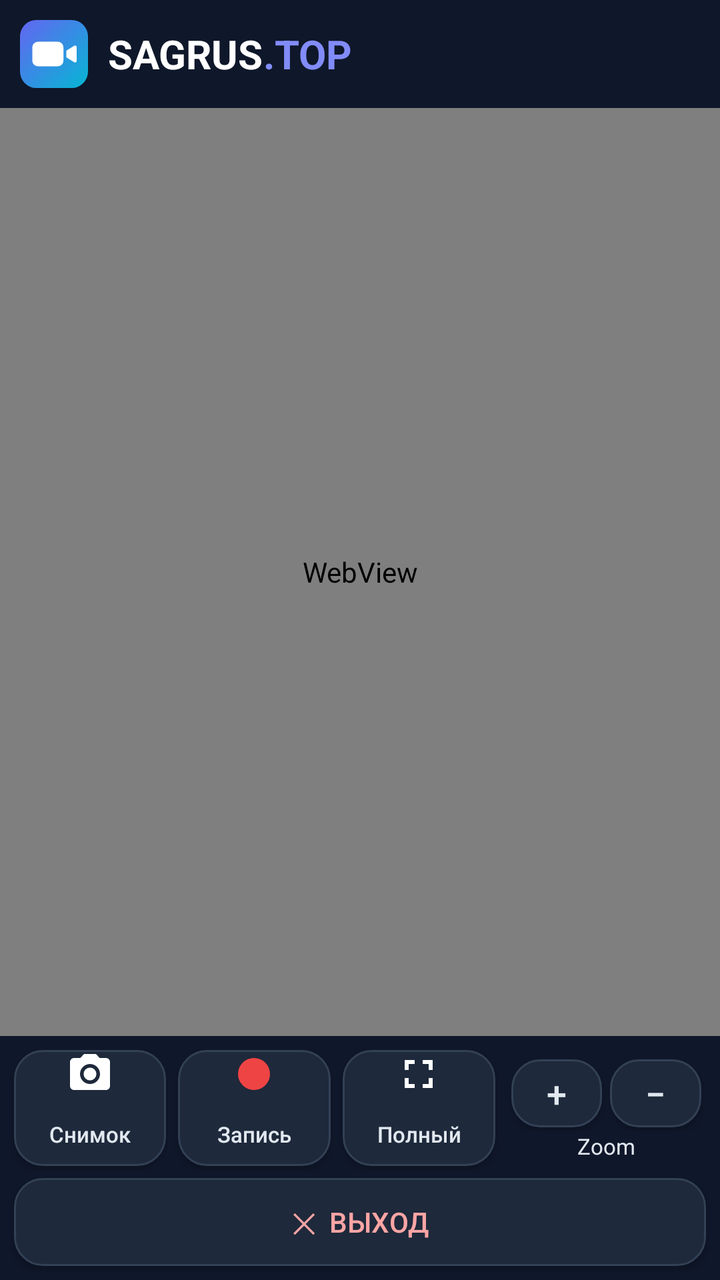
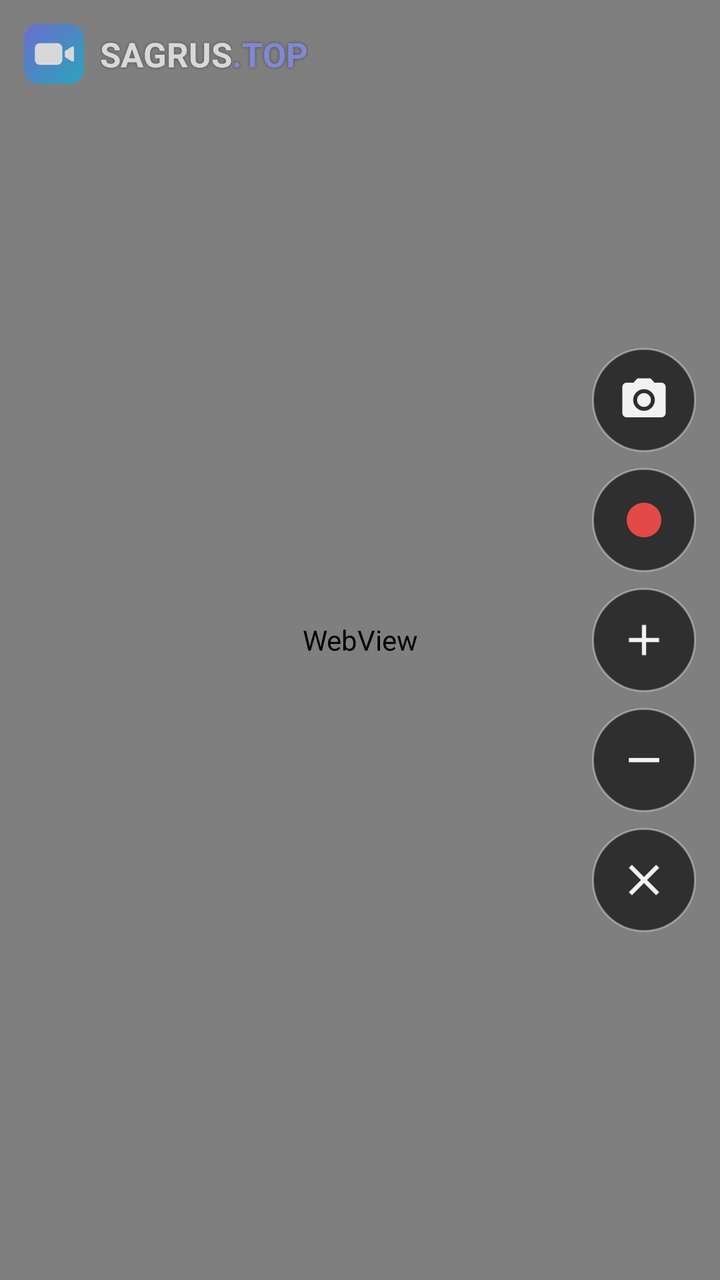

Compare the two renders of this Android layout. The source of the first and the diff that turns it into the second are given below.
<!-- AndroidManifest.xml: application theme AppTheme -->
<!-- res/layout/activity_main.xml -->
<?xml version="1.0" encoding="utf-8"?>
<FrameLayout xmlns:android="http://schemas.android.com/apk/res/android" android:id="@+id/root"
    android:layout_width="match_parent" android:layout_height="match_parent" android:background="#000000">
    <LinearLayout android:layout_width="match_parent" android:layout_height="match_parent" android:orientation="vertical">
        <LinearLayout android:id="@+id/header" android:layout_width="match_parent" android:layout_height="wrap_content"
            android:orientation="horizontal" android:gravity="center_vertical" android:background="#0F172A" android:padding="10dp">
            <ImageView android:layout_width="34dp" android:layout_height="34dp" android:src="@drawable/ic_logo"/>
            <TextView android:layout_width="wrap_content" android:layout_height="wrap_content" android:layout_marginStart="10dp"
                android:text="SAGRUS" android:textColor="#FFFFFF" android:textSize="20sp" android:textStyle="bold"/>
            <TextView android:layout_width="wrap_content" android:layout_height="wrap_content"
                android:text=".TOP" android:textColor="#818CF8" android:textSize="20sp" android:textStyle="bold"/>
        </LinearLayout>
        <FrameLayout android:id="@+id/videoHost" android:layout_width="match_parent" android:layout_height="0dp"
            android:layout_weight="1" android:background="#000000">
            <WebView android:id="@+id/web" android:layout_width="match_parent" android:layout_height="match_parent"
                android:layout_gravity="center"/>
        </FrameLayout>
        <LinearLayout android:id="@+id/bar" android:layout_width="match_parent" android:layout_height="wrap_content"
            android:orientation="vertical" android:background="#0F172A" android:padding="4dp">
            <LinearLayout android:layout_width="match_parent" android:layout_height="wrap_content" android:orientation="horizontal">
                <Button android:id="@+id/btnShot" style="@style/Btn" android:drawableTop="@drawable/ic_cam" android:text="Снимок"/>
                <Button android:id="@+id/btnRec" style="@style/Btn" android:drawableTop="@drawable/ic_rec" android:text="Запись"/>
                <Button android:id="@+id/btnFull" style="@style/Btn" android:drawableTop="@drawable/ic_fs" android:text="Полный"/>
                <LinearLayout android:layout_width="0dp" android:layout_height="58dp" android:layout_weight="1.3"
                    android:layout_margin="3dp" android:orientation="vertical" android:gravity="center">
                    <LinearLayout android:layout_width="match_parent" android:layout_height="wrap_content" android:orientation="horizontal">
                        <Button android:id="@+id/btnZin" style="@style/BtnZ" android:text="+"/>
                        <Button android:id="@+id/btnZout" style="@style/BtnZ" android:text="−"/>
                    </LinearLayout>
                    <TextView android:layout_width="wrap_content" android:layout_height="wrap_content"
                        android:text="Zoom" android:textColor="#E2E8F0" android:textSize="11sp"/>
                </LinearLayout>
            </LinearLayout>
            <Button android:id="@+id/btnExit" style="@style/ExitBtn" android:text="✕  ВЫХОД"/>
        </LinearLayout>
    </LinearLayout>
    <LinearLayout android:id="@+id/ovl" android:layout_width="wrap_content" android:layout_height="wrap_content"
        android:layout_gravity="bottom|center_horizontal" android:orientation="horizontal" android:alpha="0.9" android:visibility="gone">
        <ImageButton android:id="@+id/ovShot" style="@style/Ov" android:src="@drawable/ic_cam"/>
        <ImageButton android:id="@+id/ovRec" style="@style/Ov" android:src="@drawable/ic_rec"/>
        <ImageButton android:id="@+id/ovZin" style="@style/Ov" android:src="@drawable/ic_plus"/>
        <ImageButton android:id="@+id/ovZout" style="@style/Ov" android:src="@drawable/ic_minus"/>
        <ImageButton android:id="@+id/ovFull" style="@style/Ov" android:src="@drawable/ic_fs_exit"/>
    </LinearLayout>
</FrameLayout>
<!-- resources referenced by this layout -->
<resources>
  <!-- drawable ic_fs (drawable) -->
  <vector xmlns:android="http://schemas.android.com/apk/res/android" android:width="24dp" android:height="24dp" android:viewportWidth="24" android:viewportHeight="24">
      <path android:fillColor="#FFFFFF" android:pathData="M7,14H5v5h5v-2H7v-3zM5,10h2V7h3V5H5v5zM17,17h-3v2h5v-5h-2v3zM14,5v2h3v3h2V5h-5z"/>
  </vector>
  <!-- drawable ic_fs_exit (drawable) -->
  <vector xmlns:android="http://schemas.android.com/apk/res/android" android:width="24dp" android:height="24dp" android:viewportWidth="24" android:viewportHeight="24">
      <path android:fillColor="#FFFFFF" android:pathData="M5,16h3v3h2v-5H5v2zM8,8H5v2h5V5H8v3zM14,19h2v-3h3v-2h-5v5zM16,8V5h-2v5h5V8h-3z"/>
  </vector>
  <!-- drawable ic_minus (drawable) -->
  <vector xmlns:android="http://schemas.android.com/apk/res/android" android:width="24dp" android:height="24dp" android:viewportWidth="24" android:viewportHeight="24">
      <path android:fillColor="#FFFFFF" android:pathData="M19,13H5v-2h14v2z"/>
  </vector>
  <!-- drawable ic_plus (drawable) -->
  <vector xmlns:android="http://schemas.android.com/apk/res/android" android:width="24dp" android:height="24dp" android:viewportWidth="24" android:viewportHeight="24">
      <path android:fillColor="#FFFFFF" android:pathData="M19,13h-6v6h-2v-6H5v-2h6V5h2v6h6v2z"/>
  </vector>
  <style name="Btn">
          <item name="android:layout_width">0dp</item>
          <item name="android:layout_height">58dp</item>
          <item name="android:layout_weight">1</item>
          <item name="android:layout_margin">3dp</item>
          <item name="android:background">@drawable/btn_bg</item>
          <item name="android:textColor">#E2E8F0</item>
          <item name="android:textSize">11sp</item>
          <item name="android:textAllCaps">false</item>
          <item name="android:padding">0dp</item>
          <item name="android:minWidth">0dp</item>
          <item name="android:minHeight">0dp</item>
          <item name="android:drawablePadding">2dp</item>
      </style>
  <style name="BtnZ">
          <item name="android:layout_width">0dp</item>
          <item name="android:layout_height">34dp</item>
          <item name="android:layout_weight">1</item>
          <item name="android:layout_margin">2dp</item>
          <item name="android:background">@drawable/btn_bg</item>
          <item name="android:textColor">#E2E8F0</item>
          <item name="android:textSize">18sp</item>
          <item name="android:textAllCaps">false</item>
          <item name="android:padding">0dp</item>
          <item name="android:minWidth">0dp</item>
          <item name="android:minHeight">0dp</item>
      </style>
  <style name="ExitBtn">
          <item name="android:layout_width">match_parent</item>
          <item name="android:layout_height">44dp</item>
          <item name="android:layout_margin">3dp</item>
          <item name="android:background">@drawable/btn_bg</item>
          <item name="android:textColor">#FCA5A5</item>
          <item name="android:textSize">14sp</item>
          <item name="android:textAllCaps">false</item>
          <item name="android:minWidth">0dp</item>
          <item name="android:minHeight">0dp</item>
      </style>
  <style name="AppTheme" parent="android:Theme.Material.NoActionBar">
          <item name="android:windowBackground">@android:color/black</item>
          <item name="android:statusBarColor">#0F172A</item>
          <item name="android:navigationBarColor">#0F172A</item>
      </style>
  <!-- drawable btn_bg (drawable) -->
  <selector xmlns:android="http://schemas.android.com/apk/res/android">
      <item android:state_activated="true"><shape><solid android:color="#DC2626"/><corners android:radius="14dp"/></shape></item>
      <item android:state_pressed="true"><shape><solid android:color="#0E7490"/><corners android:radius="14dp"/></shape></item>
      <item><shape><solid android:color="#1E293B"/><corners android:radius="14dp"/><stroke android:width="1dp" android:color="#334155"/></shape></item>
  </selector>
  <!-- unchanged entries left out for length: 5 -->
</resources>

<!-- the commit's change to res/layout/activity_main.xml (unified diff, before → after) -->
@@ -1,45 +1,27 @@
 <?xml version="1.0" encoding="utf-8"?>
 <FrameLayout xmlns:android="http://schemas.android.com/apk/res/android" android:id="@+id/root"
     android:layout_width="match_parent" android:layout_height="match_parent" android:background="#000000">
-    <LinearLayout android:layout_width="match_parent" android:layout_height="match_parent" android:orientation="vertical">
-        <LinearLayout android:id="@+id/header" android:layout_width="match_parent" android:layout_height="wrap_content"
-            android:orientation="horizontal" android:gravity="center_vertical" android:background="#0F172A" android:padding="10dp">
-            <ImageView android:layout_width="34dp" android:layout_height="34dp" android:src="@drawable/ic_logo"/>
-            <TextView android:layout_width="wrap_content" android:layout_height="wrap_content" android:layout_marginStart="10dp"
-                android:text="SAGRUS" android:textColor="#FFFFFF" android:textSize="20sp" android:textStyle="bold"/>
-            <TextView android:layout_width="wrap_content" android:layout_height="wrap_content"
-                android:text=".TOP" android:textColor="#818CF8" android:textSize="20sp" android:textStyle="bold"/>
-        </LinearLayout>
-        <FrameLayout android:id="@+id/videoHost" android:layout_width="match_parent" android:layout_height="0dp"
-            android:layout_weight="1" android:background="#000000">
-            <WebView android:id="@+id/web" android:layout_width="match_parent" android:layout_height="match_parent"
-                android:layout_gravity="center"/>
-        </FrameLayout>
-        <LinearLayout android:id="@+id/bar" android:layout_width="match_parent" android:layout_height="wrap_content"
-            android:orientation="vertical" android:background="#0F172A" android:padding="4dp">
-            <LinearLayout android:layout_width="match_parent" android:layout_height="wrap_content" android:orientation="horizontal">
-                <Button android:id="@+id/btnShot" style="@style/Btn" android:drawableTop="@drawable/ic_cam" android:text="Снимок"/>
-                <Button android:id="@+id/btnRec" style="@style/Btn" android:drawableTop="@drawable/ic_rec" android:text="Запись"/>
-                <Button android:id="@+id/btnFull" style="@style/Btn" android:drawableTop="@drawable/ic_fs" android:text="Полный"/>
-                <LinearLayout android:layout_width="0dp" android:layout_height="58dp" android:layout_weight="1.3"
-                    android:layout_margin="3dp" android:orientation="vertical" android:gravity="center">
-                    <LinearLayout android:layout_width="match_parent" android:layout_height="wrap_content" android:orientation="horizontal">
-                        <Button android:id="@+id/btnZin" style="@style/BtnZ" android:text="+"/>
-                        <Button android:id="@+id/btnZout" style="@style/BtnZ" android:text="−"/>
-                    </LinearLayout>
-                    <TextView android:layout_width="wrap_content" android:layout_height="wrap_content"
-                        android:text="Zoom" android:textColor="#E2E8F0" android:textSize="11sp"/>
-                </LinearLayout>
-            </LinearLayout>
-            <Button android:id="@+id/btnExit" style="@style/ExitBtn" android:text="✕  ВЫХОД"/>
-        </LinearLayout>
+    <FrameLayout android:id="@+id/videoHost" android:layout_width="match_parent" android:layout_height="match_parent" android:background="#000000">
+        <WebView android:id="@+id/web" android:layout_width="match_parent" android:layout_height="match_parent"
+            android:layout_gravity="center"/>
+    </FrameLayout>
+    <LinearLayout android:id="@+id/logo" android:layout_width="wrap_content" android:layout_height="wrap_content"
+        android:layout_gravity="top|start" android:layout_margin="12dp" android:orientation="horizontal"
+        android:gravity="center_vertical" android:alpha="0.7">
+        <ImageView android:layout_width="30dp" android:layout_height="30dp" android:src="@drawable/ic_logo"/>
+        <TextView android:layout_width="wrap_content" android:layout_height="wrap_content" android:layout_marginStart="8dp"
+            android:text="SAGRUS" android:textColor="#FFFFFF" android:textSize="17sp" android:textStyle="bold"
+            android:shadowColor="#99000000" android:shadowRadius="4"/>
+        <TextView android:layout_width="wrap_content" android:layout_height="wrap_content"
+            android:text=".TOP" android:textColor="#818CF8" android:textSize="17sp" android:textStyle="bold"
+            android:shadowColor="#99000000" android:shadowRadius="4"/>
     </LinearLayout>
     <LinearLayout android:id="@+id/ovl" android:layout_width="wrap_content" android:layout_height="wrap_content"
-        android:layout_gravity="bottom|center_horizontal" android:orientation="horizontal" android:alpha="0.9" android:visibility="gone">
+        android:layout_gravity="end|center_vertical" android:layout_marginEnd="8dp" android:orientation="vertical" android:alpha="0.9">
         <ImageButton android:id="@+id/ovShot" style="@style/Ov" android:src="@drawable/ic_cam"/>
         <ImageButton android:id="@+id/ovRec" style="@style/Ov" android:src="@drawable/ic_rec"/>
         <ImageButton android:id="@+id/ovZin" style="@style/Ov" android:src="@drawable/ic_plus"/>
         <ImageButton android:id="@+id/ovZout" style="@style/Ov" android:src="@drawable/ic_minus"/>
-        <ImageButton android:id="@+id/ovFull" style="@style/Ov" android:src="@drawable/ic_fs_exit"/>
+        <ImageButton android:id="@+id/ovClose" style="@style/Ov" android:src="@drawable/ic_close"/>
     </LinearLayout>
 </FrameLayout>
<!-- resource entries referenced after the edit -->
@@ -1,12 +1,8 @@
 <!-- resources referenced by this layout -->
 <resources>
-  <!-- drawable ic_fs (drawable) -->
+  <!-- drawable ic_close (drawable) -->
   <vector xmlns:android="http://schemas.android.com/apk/res/android" android:width="24dp" android:height="24dp" android:viewportWidth="24" android:viewportHeight="24">
-      <path android:fillColor="#FFFFFF" android:pathData="M7,14H5v5h5v-2H7v-3zM5,10h2V7h3V5H5v5zM17,17h-3v2h5v-5h-2v3zM14,5v2h3v3h2V5h-5z"/>
-  </vector>
-  <!-- drawable ic_fs_exit (drawable) -->
-  <vector xmlns:android="http://schemas.android.com/apk/res/android" android:width="24dp" android:height="24dp" android:viewportWidth="24" android:viewportHeight="24">
-      <path android:fillColor="#FFFFFF" android:pathData="M5,16h3v3h2v-5H5v2zM8,8H5v2h5V5H8v3zM14,19h2v-3h3v-2h-5v5zM16,8V5h-2v5h5V8h-3z"/>
+      <path android:fillColor="#FFFFFF" android:pathData="M19,6.41L17.59,5 12,10.59 6.41,5 5,6.41 10.59,12 5,17.59 6.41,19 12,13.41 17.59,19 19,17.59 13.41,12z"/>
   </vector>
   <!-- drawable ic_minus (drawable) -->
   <vector xmlns:android="http://schemas.android.com/apk/res/android" android:width="24dp" android:height="24dp" android:viewportWidth="24" android:viewportHeight="24">
@@ -16,55 +12,11 @@
   <vector xmlns:android="http://schemas.android.com/apk/res/android" android:width="24dp" android:height="24dp" android:viewportWidth="24" android:viewportHeight="24">
       <path android:fillColor="#FFFFFF" android:pathData="M19,13h-6v6h-2v-6H5v-2h6V5h2v6h6v2z"/>
   </vector>
-  <style name="Btn">
-          <item name="android:layout_width">0dp</item>
-          <item name="android:layout_height">58dp</item>
-          <item name="android:layout_weight">1</item>
-          <item name="android:layout_margin">3dp</item>
-          <item name="android:background">@drawable/btn_bg</item>
-          <item name="android:textColor">#E2E8F0</item>
-          <item name="android:textSize">11sp</item>
-          <item name="android:textAllCaps">false</item>
-          <item name="android:padding">0dp</item>
-          <item name="android:minWidth">0dp</item>
-          <item name="android:minHeight">0dp</item>
-          <item name="android:drawablePadding">2dp</item>
-      </style>
-  <style name="BtnZ">
-          <item name="android:layout_width">0dp</item>
-          <item name="android:layout_height">34dp</item>
-          <item name="android:layout_weight">1</item>
-          <item name="android:layout_margin">2dp</item>
-          <item name="android:background">@drawable/btn_bg</item>
-          <item name="android:textColor">#E2E8F0</item>
-          <item name="android:textSize">18sp</item>
-          <item name="android:textAllCaps">false</item>
-          <item name="android:padding">0dp</item>
-          <item name="android:minWidth">0dp</item>
-          <item name="android:minHeight">0dp</item>
-      </style>
-  <style name="ExitBtn">
-          <item name="android:layout_width">match_parent</item>
-          <item name="android:layout_height">44dp</item>
-          <item name="android:layout_margin">3dp</item>
-          <item name="android:background">@drawable/btn_bg</item>
-          <item name="android:textColor">#FCA5A5</item>
-          <item name="android:textSize">14sp</item>
-          <item name="android:textAllCaps">false</item>
-          <item name="android:minWidth">0dp</item>
-          <item name="android:minHeight">0dp</item>
-      </style>
   <style name="AppTheme" parent="android:Theme.Material.NoActionBar">
           <item name="android:windowBackground">@android:color/black</item>
           <item name="android:statusBarColor">#0F172A</item>
           <item name="android:navigationBarColor">#0F172A</item>
       </style>
-  <!-- drawable btn_bg (drawable) -->
-  <selector xmlns:android="http://schemas.android.com/apk/res/android">
-      <item android:state_activated="true"><shape><solid android:color="#DC2626"/><corners android:radius="14dp"/></shape></item>
-      <item android:state_pressed="true"><shape><solid android:color="#0E7490"/><corners android:radius="14dp"/></shape></item>
-      <item><shape><solid android:color="#1E293B"/><corners android:radius="14dp"/><stroke android:width="1dp" android:color="#334155"/></shape></item>
-  </selector>
   <!-- unchanged entries left out for length: 5 -->
 </resources>
 
